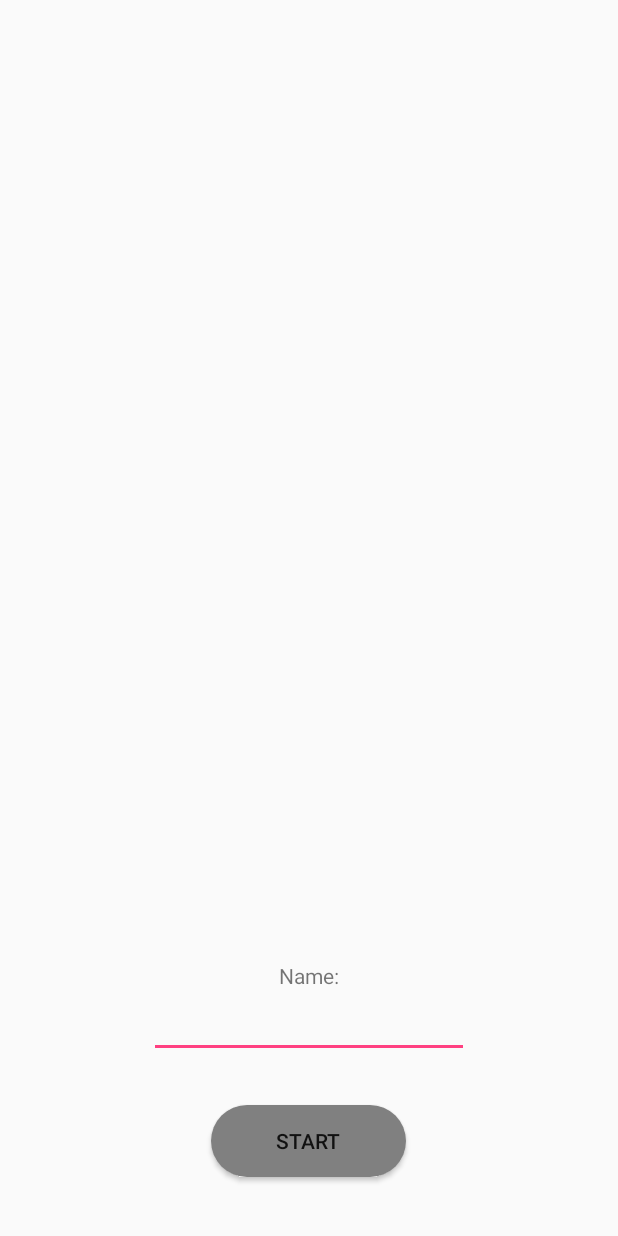
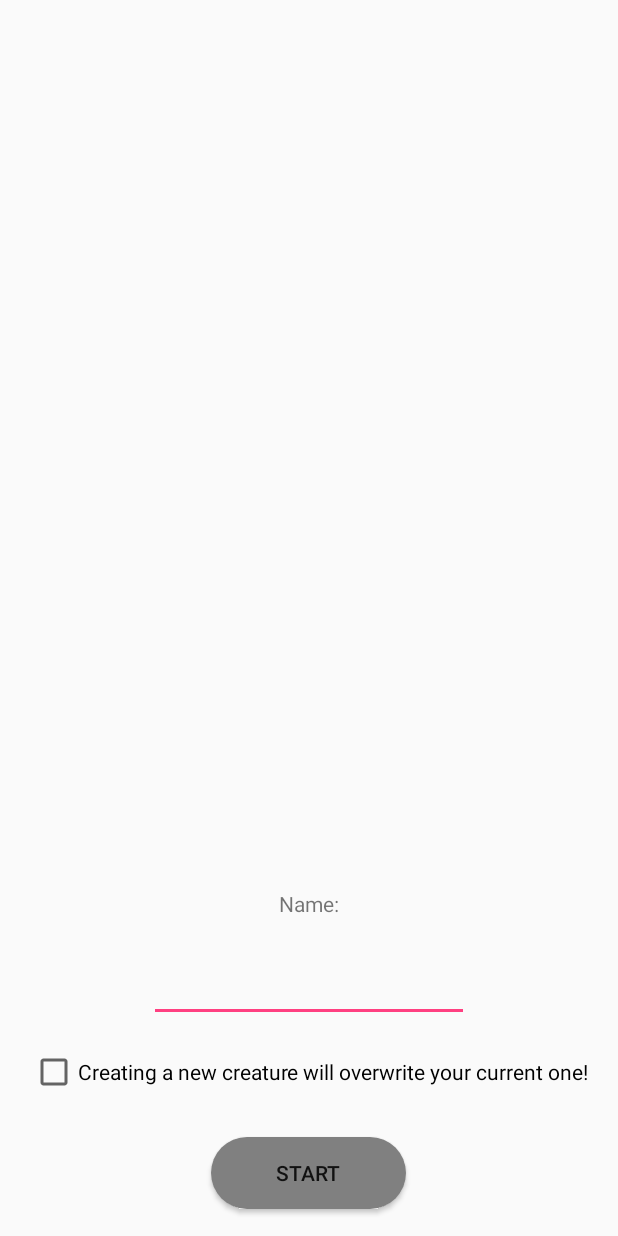
Before and after one commit to simeon5778/Project_Tamagotchi, an Android app: the layout activity_new_creature.xml on its own in the app's theme, with its tools: preview values and no code run, on a phone screen of 412 x 824 dp. Run offline under Robolectric (Android 15) with nearby library versions, the phone set to English and light mode, and no system bars.

Commit message:
Implemented shared preferences and an overwrite check message when you create a new creature. PS. I think the Creature class is unnecessary.

```diff
--- a/app/src/main/res/layout/activity_game_session.xml
+++ b/app/src/main/res/layout/activity_game_session.xml
@@ -37,6 +37,7 @@
             style="?android:attr/progressBarStyleHorizontal"
             android:layout_width="match_parent"
             android:layout_height="wrap_content" />
+
     </LinearLayout>
 
     <LinearLayout
--- a/app/src/main/res/layout/activity_new_creature.xml
+++ b/app/src/main/res/layout/activity_new_creature.xml
@@ -12,15 +12,17 @@
         android:layout_height="wrap_content"
         android:layout_above="@+id/nameField"
         android:layout_centerHorizontal="true"
+        android:layout_marginBottom="24dp"
         android:text="Name:" />
 
     <EditText
         android:id="@+id/nameField"
         android:layout_width="wrap_content"
         android:layout_height="wrap_content"
-        android:layout_above="@+id/buttonStart"
+
+        android:layout_above="@+id/overwriteCheckBox"
         android:layout_centerHorizontal="true"
-        android:layout_marginBottom="31dp"
+        android:layout_marginBottom="17dp"
         android:ems="10"
         android:inputType="textPersonName" />
 
@@ -30,12 +32,21 @@
         android:layout_height="wrap_content"
         android:layout_alignParentBottom="true"
         android:layout_centerHorizontal="true"
-        android:layout_marginBottom="39dp"
+        android:layout_marginBottom="18dp"
         android:layout_weight="1"
         android:background="@drawable/buttonshape"
         android:onClick="startGame"
         android:text="Start" />
 
+    <CheckBox
+        android:id="@+id/overwriteCheckBox"
+        android:layout_width="wrap_content"
+        android:layout_height="wrap_content"
+        android:layout_above="@+id/buttonStart"
+
+        android:layout_centerHorizontal="true"
+        android:layout_marginBottom="27dp"
+        android:text="Creating a new creature will overwrite your current one!" />
 
 
 </RelativeLayout>
```
Also changed, not shown: app/src/main/java/com/example/tamagotchi/project_tamagotchi/Creature.java (+53 -2 lines), app/src/main/java/com/example/tamagotchi/project_tamagotchi/GameSession.java (+26 -0 lines), app/src/main/java/com/example/tamagotchi/project_tamagotchi/NewCreatureActivity.java (+38 -9 lines).
